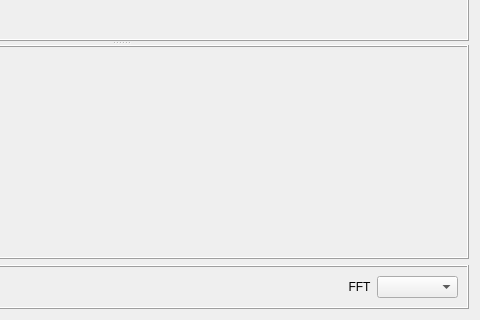
The window that sources/Arks/Spectral Viewer/Window/spectral_viewer_window.ui (AquaCreatura/AquaWave) describes before a commit, drawn with Qt 5; both pictures show x 245 to 725 and y 184 to 504 of the 725 by 504 pixel window.
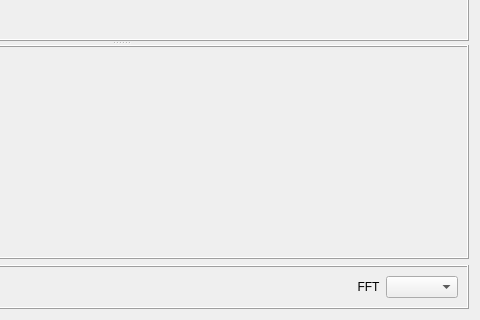
The same window after the commit.

```diff
--- a/sources/Arks/Spectral Viewer/Window/spectral_viewer_window.ui
+++ b/sources/Arks/Spectral Viewer/Window/spectral_viewer_window.ui
@@ -95,13 +95,13 @@
         </property>
         <property name="minimumSize">
          <size>
-          <width>81</width>
+          <width>0</width>
           <height>0</height>
          </size>
         </property>
         <property name="maximumSize">
          <size>
-          <width>81</width>
+          <width>1111</width>
           <height>16777215</height>
          </size>
         </property>
```
